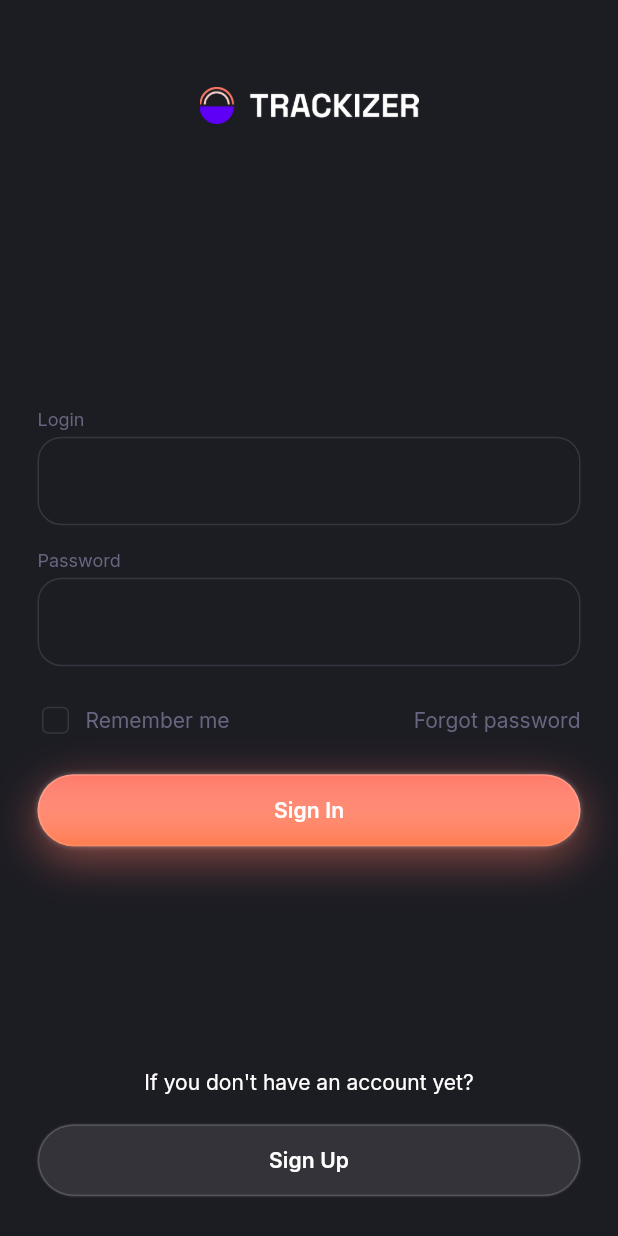
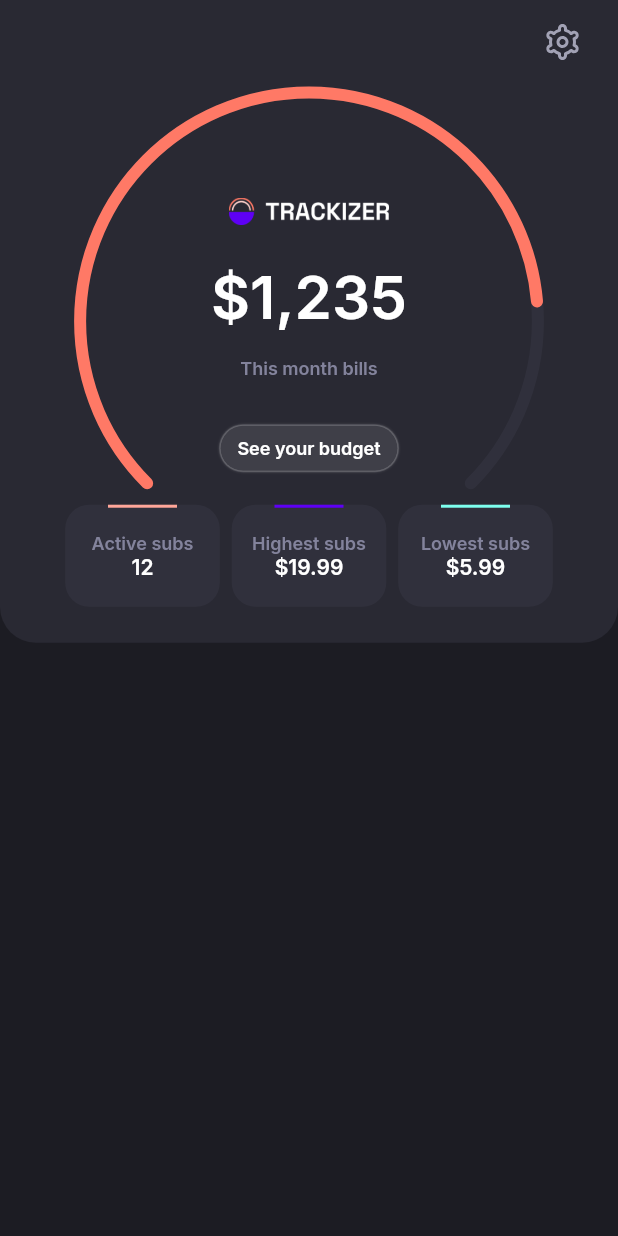
Before and after one commit to anilcngz/trackizer_app_ui, a Flutter app: the LoginScreen screen opened directly, after a tap on "Sign In", on a phone screen of 412 x 824 dp. Run offline on Flutter 3.47's test engine with Material 2 defaults, Android fonts, the phone set to English and light mode, and no system bars; our stand-ins replace flutter_svg, google_fonts, path_drawing.

Commit message:
Home Screen Part 1

```diff
--- a/lib/main.dart
+++ b/lib/main.dart
@@ -42,5 +42,10 @@
         borderRadius: BorderRadius.circular(4.0),
       ),
     ),
+    appBarTheme: const AppBarTheme(
+      centerTitle: true,
+      color: Colors.transparent,
+      elevation: 0.0,
+    ),
   );
 }
--- /dev/null
+++ b/lib/screens/home/home_screen.dart
@@ -0,0 +1,174 @@
+import 'package:flutter/material.dart';
+import 'package:flutter_svg/svg.dart';
+import 'package:intl/intl.dart';
+import 'package:path_drawing/path_drawing.dart';
+import 'package:trackizer_app/config/colors.dart';
+import 'package:trackizer_app/screens/home/widgets/sub_item.dart';
+import 'dart:math' as math;
+
+import 'package:trackizer_app/widgets/custom_button.dart';
+
+class HomeScreen extends StatelessWidget {
+  const HomeScreen({Key? key}) : super(key: key);
+
+  @override
+  Widget build(BuildContext context) {
+    final Size size = MediaQuery.of(context).size;
+
+    return Scaffold(
+      extendBodyBehindAppBar: true,
+      appBar: AppBar(
+        actions: [
+          Padding(
+            padding: const EdgeInsets.only(right: 25.0),
+            child: GestureDetector(
+              onTap: () {},
+              child: SvgPicture.asset('assets/icons/Settings.svg'),
+            ),
+          ),
+        ],
+      ),
+      body: Column(
+        children: [
+          CustomPaint(
+            foregroundPainter: _RadialGaugePainter(),
+            child: Container(
+              width: size.width,
+              height: size.height * 0.52,
+              decoration: BoxDecoration(
+                color: kGrey70.withOpacity(0.5),
+                borderRadius: const BorderRadius.only(
+                  bottomLeft: Radius.circular(24.0),
+                  bottomRight: Radius.circular(24.0),
+                ),
+              ),
+              child: Column(
+                // mainAxisAlignment: MainAxisAlignment.center,
+                children: [
+                  SizedBox(height: size.height * 0.16),
+                  Image.asset(
+                    'assets/images/logo.png',
+                    width: 107,
+                  ),
+                  const SizedBox(height: 24.0),
+                  Text(
+                    NumberFormat.currency(symbol: '\$', decimalDigits: 0)
+                        .format(1235)
+                        .toString(),
+                    style: Theme.of(context).textTheme.headlineLarge!.copyWith(
+                          fontSize: 40.0,
+                          fontWeight: FontWeight.w600,
+                          color: Colors.white,
+                        ),
+                  ),
+                  const SizedBox(height: 16.0),
+                  Text(
+                    'This month bills',
+                    style: Theme.of(context)
+                        .textTheme
+                        .labelMedium!
+                        .copyWith(color: kGrey40, fontWeight: FontWeight.w600),
+                  ),
+                  const SizedBox(height: 30.0),
+                  SizedBox(
+                    width: 120.0,
+                    height: 32.0,
+                    child: CustomButton(
+                      onTap: () {},
+                      mainColor: Colors.white.withOpacity(0.10),
+                      child: Text(
+                        'See your budget',
+                        style: Theme.of(context).textTheme.bodySmall!.copyWith(
+                              fontWeight: FontWeight.w600,
+                              color: Colors.white,
+                            ),
+                      ),
+                    ),
+                  ),
+                  const Spacer(),
+                  Row(
+                    mainAxisAlignment: MainAxisAlignment.center,
+                    children: [
+                      SubItem(
+                        size: size,
+                        color: kAccentP50,
+                        title: 'Active subs',
+                        value: '12',
+                      ),
+                      const SizedBox(width: 8.0),
+                      SubItem(
+                        size: size,
+                        color: kPrimary100,
+                        title: 'Highest subs',
+                        value: NumberFormat.currency(
+                          symbol: '\$',
+                          decimalDigits: 2,
+                        ).format(19.99).toString(),
+                      ),
+                      const SizedBox(width: 8.0),
+                      SubItem(
+                        size: size,
+                        color: kAccentS50,
+                        title: 'Lowest subs',
+                        value: NumberFormat.currency(
+                          symbol: '\$',
+                          decimalDigits: 2,
+                        ).format(5.99).toString(),
+                      ),
+                    ],
+                  ),
+                  const SizedBox(height: 24.0),
+                ],
+              ),
+            ),
+          ),
+        ],
+      ),
+    );
+  }
+}
+
+class _RadialGaugePainter extends CustomPainter {
+  // Method to convert degree to radians
+  double degToRad(num deg) => deg * (math.pi / 180.0);
+
+  @override
+  void paint(Canvas canvas, Size size) {
+    final linePaint = Paint()
+      ..color = kGrey60.withOpacity(0.20)
+      ..strokeCap = StrokeCap.round
+      ..style = PaintingStyle.stroke
+      ..strokeWidth = 8.0;
+
+    final fillLinePaint = Paint()
+      ..color = kAccentP100
+      ..strokeCap = StrokeCap.round
+      ..style = PaintingStyle.stroke
+      ..strokeWidth = 8.0;
+
+    final center = Offset(size.width / 2, size.height / 2);
+    final radius = size.width / 2.7;
+
+    canvas.drawArc(
+      Rect.fromCircle(center: center, radius: radius),
+      degToRad(135.0),
+      degToRad(270.0),
+      false,
+      linePaint,
+    );
+
+    canvas.drawArc(
+      Rect.fromCircle(center: center, radius: radius),
+      degToRad(135.0),
+      degToRad(220.0),
+      false,
+      fillLinePaint,
+    );
+  }
+
+  @override
+  bool shouldRepaint(_RadialGaugePainter oldDelegate) => false;
+
+  @override
+  bool shouldRebuildSemantics(_RadialGaugePainter oldDelegate) => false;
+}
--- /dev/null
+++ b/lib/screens/home/widgets/sub_item.dart
@@ -0,0 +1,57 @@
+import 'package:flutter/material.dart';
+import 'package:trackizer_app/config/colors.dart';
+
+class SubItem extends StatelessWidget {
+  const SubItem({
+    Key? key,
+    required this.size,
+    required this.title,
+    required this.color,
+    required this.value,
+  }) : super(key: key);
+
+  final Size size;
+  final String title;
+  final Color color;
+  final String value;
+
+  @override
+  Widget build(BuildContext context) {
+    return Container(
+      height: 68.0,
+      width: size.width / 4,
+      decoration: BoxDecoration(
+        borderRadius: BorderRadius.circular(16.0),
+        color: kGrey60.withOpacity(0.20),
+      ),
+      child: Column(
+        children: [
+          Container(
+            width: 46.0,
+            decoration: BoxDecoration(
+              border: Border.all(
+                width: 1.0,
+                color: color,
+              ),
+            ),
+          ),
+          const SizedBox(height: 16.0),
+          Text(
+            title,
+            style: Theme.of(context).textTheme.labelMedium!.copyWith(
+                  color: kGrey40,
+                  fontWeight: FontWeight.w600,
+                ),
+          ),
+          Text(
+            value,
+            style: Theme.of(context).textTheme.labelLarge!.copyWith(
+                  color: Colors.white,
+                  fontWeight: FontWeight.w600,
+                ),
+          ),
+        ],
+      ),
+    );
+  }
+}
--- a/lib/screens/login/login_screen.dart
+++ b/lib/screens/login/login_screen.dart
@@ -1,5 +1,6 @@
 import 'package:flutter/material.dart';
 import 'package:trackizer_app/config/colors.dart';
+import 'package:trackizer_app/screens/home/home_screen.dart';
 import 'package:trackizer_app/screens/register/register_screen.dart';
 import 'package:trackizer_app/widgets/custom_button.dart';
 import 'package:trackizer_app/widgets/custom_text_field.dart';
@@ -92,7 +93,13 @@
               ),
               const SizedBox(height: 24.0),
               CustomButton(
-                onTap: () {},
+                onTap: () {
+                  Navigator.pushAndRemoveUntil(
+                    context,
+                    MaterialPageRoute(builder: (context) => const HomeScreen()),
+                    (route) => false,
+                  );
+                },
                 mainColor: kAccentP100,
                 gradient: LinearGradient(
                   begin: Alignment.topCenter,
--- a/lib/screens/welcome/welcome_screen.dart
+++ b/lib/screens/welcome/welcome_screen.dart
@@ -2,6 +2,7 @@
 
 import 'package:trackizer_app/config/colors.dart';
 import 'package:trackizer_app/screens/get_started/get_started_screen.dart';
+import 'package:trackizer_app/screens/login/login_screen.dart';
 import 'package:trackizer_app/widgets/custom_button.dart';
 
 class WelcomeScreen extends StatelessWidget {
@@ -93,7 +94,12 @@
             Padding(
               padding: const EdgeInsets.symmetric(horizontal: 25.0),
               child: CustomButton(
-                onTap: () {},
+                onTap: () => Navigator.push(
+                  context,
+                  MaterialPageRoute(
+                    builder: (context) => const LoginScreen(),
+                  ),
+                ),
                 mainColor: Colors.white.withOpacity(0.10),
                 child: Text(
                   'I have an account',
```
Also changed, not shown: pubspec.yaml (+2 -6 lines), assets/icons/Settings.svg (added), pubspec.lock.
